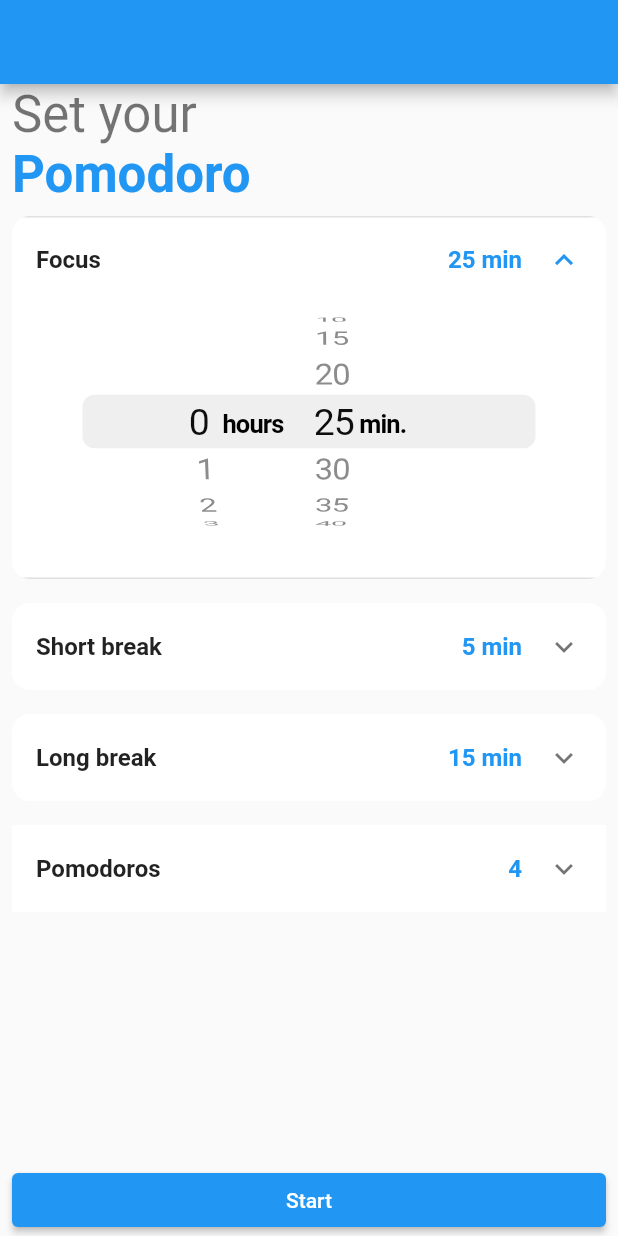
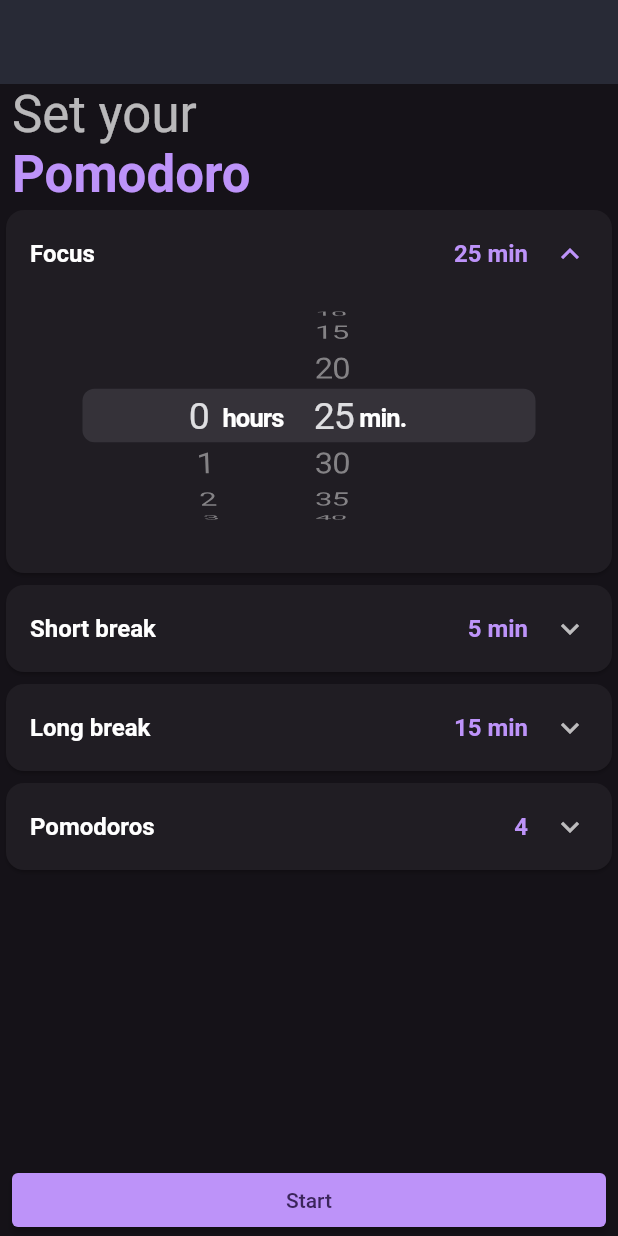
Before and after one commit to LuckUVeryX/pomodoro, a Flutter app: the screen it shows after launch, after a tap on "Focus", on a phone screen of 412 x 824 dp. Run offline on Flutter 3.47's test engine with Material 2 defaults, Android fonts, the phone set to English and light mode, and no system bars; our stand-ins replace auto_route, font_awesome_flutter, hooks_riverpod, logger.

Commit message:
Feat/theming (#5)
* adds dracula theme

* watches theme

* minor ui tweaks

```diff
--- a/lib/features/settings/presentation/settings_page.dart
+++ b/lib/features/settings/presentation/settings_page.dart
@@ -12,19 +12,23 @@ class SettingsPage extends StatelessWidget {
     return Scaffold(
       appBar: AppBar(),
       body: SafeArea(
-        child: Padding(
-          padding: const EdgeInsets.symmetric(horizontal: 8.0),
         child: Column(
           children: [
             Expanded(
               child: ListView(
                 children: [
-                    Text('Set your', style: textTheme.headlineMedium),
-                    Text(
+                  Padding(
+                    padding: const EdgeInsets.symmetric(horizontal: 8.0),
+                    child: Text('Set your', style: textTheme.headlineMedium),
+                  ),
+                  Padding(
+                    padding: const EdgeInsets.symmetric(horizontal: 8.0),
+                    child: Text(
                       'Pomodoro',
                       style: textTheme.headlineMedium?.copyWith(
                         fontWeight: FontWeight.bold,
-                        color: theme.primaryColor,
+                        color: theme.colorScheme.primary,
+                      ),
                     ),
                   ),
                   TimerExpansionTilePicker(
@@ -49,7 +53,8 @@ class SettingsPage extends StatelessWidget {
                 ],
               ),
             ),
-              SizedBox(
+            Container(
+              padding: const EdgeInsets.symmetric(horizontal: 8.0),
               width: double.infinity,
               child: ElevatedButton(
                 onPressed: () {},
@@ -59,7 +64,6 @@ class SettingsPage extends StatelessWidget {
           ],
         ),
       ),
-      ),
     );
   }
 }
--- a/lib/features/settings/presentation/widgets/pomodoro_number_selector.dart
+++ b/lib/features/settings/presentation/widgets/pomodoro_number_selector.dart
@@ -15,24 +15,27 @@ class PomodoroNumberSelector extends StatelessWidget {
   Widget build(BuildContext context) {
     final theme = Theme.of(context);
     final textTheme = theme.textTheme;
-    return Padding(
-      padding: const EdgeInsets.symmetric(vertical: 8.0),
+    return Card(
+      shape: RoundedRectangleBorder(borderRadius: BorderRadius.circular(12.0)),
+      clipBehavior: Clip.antiAlias,
+      child: Theme(
+        data: theme.copyWith(
+          dividerColor: Colors.transparent,
+        ),
         child: ExpansionTile(
-        collapsedBackgroundColor: theme.cardColor,
-        backgroundColor: theme.cardColor,
           childrenPadding: const EdgeInsets.only(bottom: 24.0),
           title: Row(
             mainAxisAlignment: MainAxisAlignment.spaceBetween,
             children: [
               Text(
                 'Pomodoros',
-              style:
-                  textTheme.titleMedium?.copyWith(fontWeight: FontWeight.bold),
+                style: textTheme.titleMedium
+                    ?.copyWith(fontWeight: FontWeight.bold),
               ),
               Text(
                 '4',
                 style: textTheme.titleMedium?.copyWith(
-                color: theme.primaryColor,
+                  color: theme.colorScheme.primary,
                   fontWeight: FontWeight.bold,
                 ),
               ),
@@ -62,6 +65,7 @@ class PomodoroNumberSelector extends StatelessWidget {
             )
           ],
         ),
+      ),
     );
   }
 }
--- a/lib/features/settings/presentation/widgets/timer_expansion_tile_picker.dart
+++ b/lib/features/settings/presentation/widgets/timer_expansion_tile_picker.dart
@@ -17,13 +17,12 @@ class TimerExpansionTilePicker extends StatelessWidget {
   Widget build(BuildContext context) {
     final theme = Theme.of(context);
     final textTheme = theme.textTheme;
-    return Padding(
-      padding: const EdgeInsets.symmetric(vertical: 8.0),
-      child: ClipRRect(
-        borderRadius: BorderRadius.circular(12.0),
+    return Card(
+      shape: RoundedRectangleBorder(borderRadius: BorderRadius.circular(12.0)),
+      clipBehavior: Clip.antiAlias,
+      child: Theme(
+        data: theme.copyWith(dividerColor: Colors.transparent),
         child: ExpansionTile(
-          collapsedBackgroundColor: theme.cardColor,
-          backgroundColor: theme.cardColor,
           childrenPadding: const EdgeInsets.only(bottom: 24.0),
           title: Row(
             mainAxisAlignment: MainAxisAlignment.spaceBetween,
@@ -36,7 +35,7 @@ class TimerExpansionTilePicker extends StatelessWidget {
               Text(
                 '${duration.inMinutes} min',
                 style: textTheme.titleMedium?.copyWith(
-                  color: theme.primaryColor,
+                  color: theme.colorScheme.primary,
                   fontWeight: FontWeight.bold,
                 ),
               ),
--- a/lib/main.dart
+++ b/lib/main.dart
@@ -5,6 +5,7 @@ import 'package:logger/logger.dart';
 
 import '/utils/utils.dart';
 import 'router/router.dart';
+import 'theme/app_theme.dart';
 
 void main() async {
   WidgetsFlutterBinding.ensureInitialized();
@@ -26,7 +27,9 @@ class MyApp extends ConsumerWidget {
   @override
   Widget build(BuildContext context, WidgetRef ref) {
     final log = ref.watch(_loggerProvider);
+    final theme = ref.watch(_themeProvider);
     return MaterialApp.router(
+      theme: theme.draculaTheme,
       routeInformationParser: _appRouter.defaultRouteParser(),
       routerDelegate: _appRouter.delegate(
         navigatorObservers: () => [AppRouterObserver(appRouterLogger: log)],
@@ -35,4 +38,5 @@ class MyApp extends ConsumerWidget {
   }
 }
 
+final _themeProvider = Provider<AppTheme>((ref) => AppTheme());
 final _loggerProvider = Provider<Logger>((ref) => AppLogger());
--- /dev/null
+++ b/lib/theme/app_theme.dart
@@ -0,0 +1,39 @@
+// ignore_for_file: unused_field
+
+import 'package:flutter/material.dart';
+
+class AppTheme {
+  final _draculaColorScheme = ColorScheme.fromSeed(
+    brightness: Brightness.dark,
+    seedColor: _DraculaColors.purple,
+    primary: _DraculaColors.purple,
+    background: _DraculaColors.background,
+    onBackground: _DraculaColors.foreground,
+    error: _DraculaColors.red,
+  );
+
+  ThemeData get draculaTheme {
+    return ThemeData.from(
+      colorScheme: _draculaColorScheme,
+    ).copyWith(
+      appBarTheme: AppBarTheme(
+        backgroundColor: _draculaColorScheme.background,
+        elevation: 0,
+      ),
+    );
+  }
+}
+
+class _DraculaColors {
+  static const background = Color(0xff282a36);
+  static const currentLine = Color(0xff44475a);
+  static const foreground = Color(0xfff8f8f2);
+  static const comment = Color(0xff6272a4);
+  static const cyan = Color(0xff8be9fd);
+  static const green = Color(0xff50fa7b);
+  static const orange = Color(0xffffb86c);
+  static const pink = Color(0xffff79c6);
+  static const purple = Color(0xffbd93f9);
+  static const red = Color(0xffff5555);
+  static const yellow = Color(0xfff1fa8c);
+}
```
Lines whose indentation alone changed are shown as unchanged.
